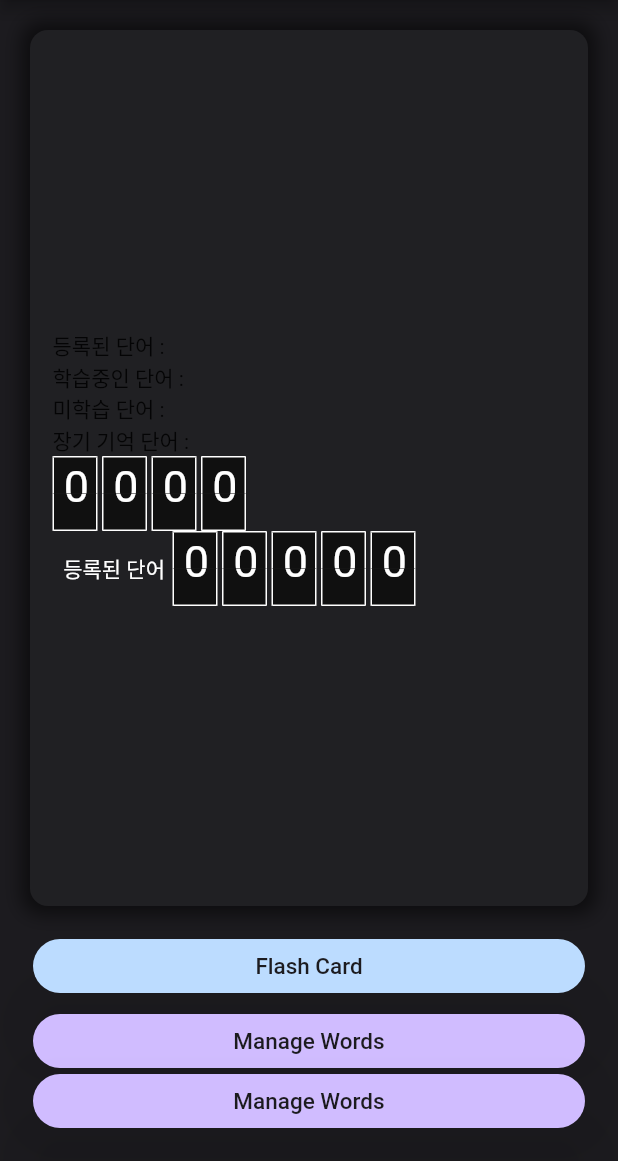
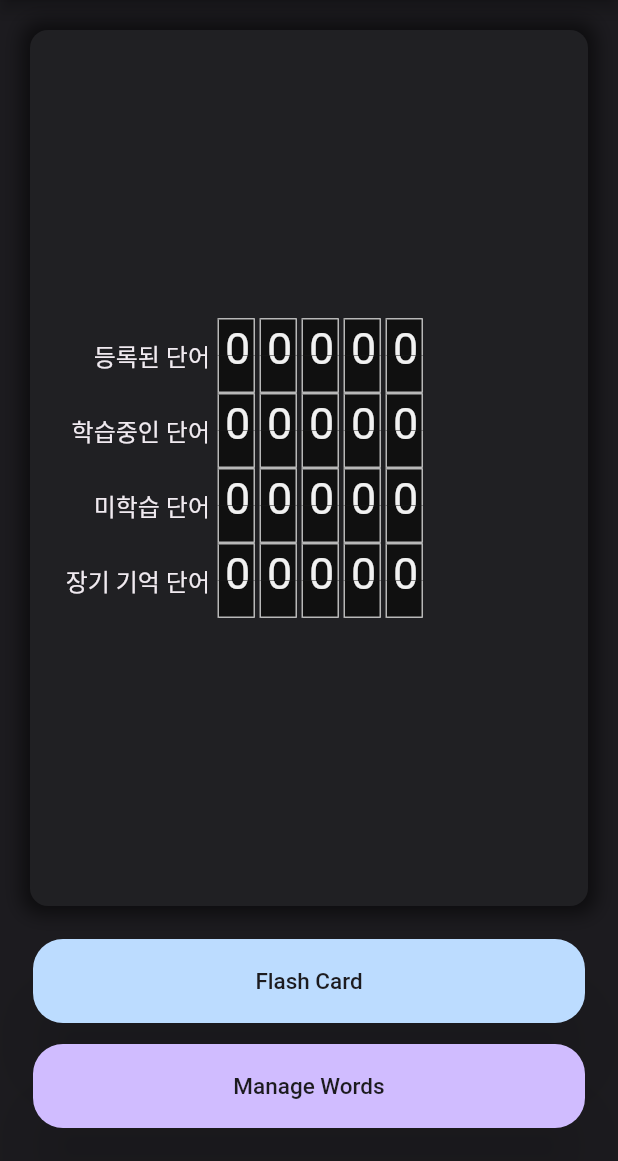
Before and after one commit to Xeno-Song/WordBook, a Flutter app: the screen it shows after launch, on a phone screen of 412 x 824 dp, the part 75-1236 px from its top. Run offline on Flutter 3.47's test engine with Material 2 defaults, Android fonts, the phone set to English and light mode, and no system bars; our stand-ins replace flutter_card_swiper, flutter_spinkit, fluttertoast, sqflite_common, sqflite_common_ffi; missing offline and left inert: flutter_flip_card, window_manager; accounts and stored records are empty.

Commit message:
[MOD] Modify main page

```diff
--- a/lib/View/Main.dart
+++ b/lib/View/Main.dart
@@ -8,6 +8,7 @@ import 'package:word_book/model/WordTestModel.dart';
 import 'package:word_book/services/database_service.dart';
 
 import '../model/WordModel.dart';
+import '../services/flashcard_service.dart';
 import '../services/word_service.dart';
 import 'card_manage.dart';
 import 'components/common/appbar.dart';
@@ -25,22 +26,24 @@ class MainView extends StatefulWidget {
 }
 
 class _MainViewPageState extends State<MainView> {
-  HorizontalFlipNumberController controller = HorizontalFlipNumberController(123);
+  HorizontalFlipNumberController registerWordsIndicatorController = HorizontalFlipNumberController(123);
+  HorizontalFlipNumberController learningWordsIndicatorController = HorizontalFlipNumberController(123);
+  HorizontalFlipNumberController unlearnedWordsIndicatorController = HorizontalFlipNumberController(123);
+  HorizontalFlipNumberController longDurationWordsIndicatorController = HorizontalFlipNumberController(123);
+
+  final WordService _service = WordService();
+
+  @override
+  void initState() {
+    super.initState();
+    // registerWordsIndicatorController.value =
+    _service.getAllCount().then((value) {
+      registerWordsIndicatorController.value = value;
+    });
+  }
 
   @override
   Widget build(BuildContext context) {
-    // WordModel model = WordModel(
-    //   0,
-    //   "this.word",
-    //   "this.meaning",
-    //   "this.pronunciation",
-    //   List<WordTestModel>.filled(3, WordTestModel(0, "OK", DateTime.now())),
-    //   DateTime.now(),
-    //   DateTime.now(),
-    //   DateTime.now(),
-    // );
-    // print(model.toMap());
-
     return Scaffold(
       drawer: const ApplicationDrawer(),
       appBar: CommonAppBar.build(),
@@ -99,34 +102,54 @@ class _MainViewPageState extends State<MainView> {
                           width: double.infinity,
                           height: double.infinity,
                           padding: const EdgeInsets.fromLTRB(15, 0, 15, 0),
-                          alignment: Alignment.centerLeft,
+                          alignment: Alignment.center,
                           child: Column(
-                            crossAxisAlignment: CrossAxisAlignment.stretch,
+                            crossAxisAlignment: CrossAxisAlignment.center,
                             mainAxisAlignment: MainAxisAlignment.center,
                             children: [
-                              const Text("등록된 단어 : "),
-                              const Text("학습중인 단어 : "),
-                              const Text("미학습 단어 : "),
-                              const Text("장기 기억 단어 : "),
+                              // const Text("등록된 단어 : "),
+                              // const Text("학습중인 단어 : "),
+                              // const Text("미학습 단어 : "),
+                              // const Text("장기 기억 단어 : "),
                               // const FlipNumber(
                               //   height: 50,
                               //   width: 30,
                               //   controller: ,
                               // ),
-                              HorizontalFlipNumber(
-                                digits: 4,
-                                height: 50,
-                                width: 30,
-                                gapBetweenDigits: 3,
-                                controller: controller,
+                              LabeledNumberIndicator(
+                                labelWidth: 110,
+                                label: "등록된 단어",
+                                controller: registerWordsIndicatorController,
+                                labelStyle: const TextStyle(
+                                  fontSize: 16,
+                                  color: CommonColors.primaryForegroundColor,
+                                ),
                               ),
                               LabeledNumberIndicator(
-                                labelWidth: 80,
-                                label: "등록된 단어",
-                                controller: controller,
+                                labelWidth: 110,
+                                label: "학습중인 단어",
+                                controller: learningWordsIndicatorController,
                                 labelStyle: const TextStyle(
-                                  fontSize: 14,
-                                  color: Colors.white,
+                                  fontSize: 16,
+                                  color: CommonColors.primaryForegroundColor,
+                                ),
+                              ),
+                              LabeledNumberIndicator(
+                                labelWidth: 110,
+                                label: "미학습 단어",
+                                controller: unlearnedWordsIndicatorController,
+                                labelStyle: const TextStyle(
+                                  fontSize: 16,
+                                  color: CommonColors.primaryForegroundColor,
+                                ),
+                              ),
+                              LabeledNumberIndicator(
+                                labelWidth: 110,
+                                label: "장기 기억 단어",
+                                controller: longDurationWordsIndicatorController,
+                                labelStyle: const TextStyle(
+                                  fontSize: 16,
+                                  color: CommonColors.primaryForegroundColor,
                                 ),
                               ),
                             ],
@@ -204,47 +227,6 @@ class _MainViewPageState extends State<MainView> {
                                 // ),
                                 onPressed: () {
                                   Navigator.of(context).push(MaterialPageRoute(builder: (_) => CardManageView()));
-                                },
-                                child: const Text(
-                                  "Manage Words",
-                                  style: TextStyle(
-                                    fontSize: 15,
-                                    color: CommonColors.primaryBackgroundColor,
-                                  ),
-                                ),
-                              ),
-                            ),
-                          ),
-                          Expanded(
-                            child: Container(
-                              decoration: BoxDecoration(
-                                border: Border.all(
-                                  color: const Color.fromARGB(0x00, 0x00, 0xFF, 0x00),
-                                  width: 2,
-                                ),
-                              ),
-                              child: TextButton(
-                                style: FilledButton.styleFrom(
-                                  shape: RoundedRectangleBorder(
-                                    borderRadius: BorderRadius.circular(20),
-                                  ),
-                                  backgroundColor: const Color.fromARGB(0xFF, 0xD0, 0xBC, 0xFF),
-                                  shadowColor: Colors.black45.withOpacity(0.55),
-                                  elevation: 20,
-                                ),
-                                // style: ButtonStyle(
-                                //   shape: MaterialStateProperty.all<RoundedRectangleBorder>(
-                                //     RoundedRectangleBorder(
-                                //       borderRadius: BorderRadius.circular(20),
-                                //     ),
-                                //   ),
-                                //   backgroundColor: MaterialStateProperty.all<Color>(
-                                //     const Color.fromARGB(0xFF, 0xD0, 0xBC, 0xFF),
-                                //   ),
-                                // ),
-                                onPressed: () {
-                                  controller.value = controller.value + 123;
-                                  // print(controller.value);
                                 },
                                 child: const Text(
                                   "Manage Words",
@@ -351,7 +333,7 @@ class _LabelNumberIndicatorState extends State<LabeledNumberIndicator> {
         HorizontalFlipNumber(
           digits: 5,
           height: 50,
-          width: 30,
+          width: 25,
           gapBetweenDigits: 3,
           controller: widget.controller,
         ),
--- a/lib/View/components/flip_number.dart
+++ b/lib/View/components/flip_number.dart
@@ -63,8 +63,8 @@ class _HorizontalFlipNumberState extends State<HorizontalFlipNumber> {
             child: FlipNumber(
               // value: (value / pow(10, widget.digits - index - 1)).floor() % 10,
               controller: _numberController[index],
-              height: 50,
-              width: 30,
+              height: widget.height,
+              width: widget.width,
             ),
           );
         },
@@ -198,6 +198,7 @@ class _FlipNumberState extends State<FlipNumber> with TickerProviderStateMixin {
                 value: _newNumber,
                 width: widget.width,
                 height: widget.height / 2,
+                outlineColor: Colors.white70,
               ),
               Padding(
                 // upper old
@@ -213,6 +214,7 @@ class _FlipNumberState extends State<FlipNumber> with TickerProviderStateMixin {
                       value: _oldNumber,
                       width: widget.width,
                       height: widget.height / 2,
+                      outlineColor: Colors.white70,
                     ),
                   ),
                 ),
@@ -225,6 +227,7 @@ class _FlipNumberState extends State<FlipNumber> with TickerProviderStateMixin {
                   width: widget.width,
                   height: widget.height / 2,
                   isUpper: false,
+                  outlineColor: Colors.white70,
                 ),
               ),
               Padding(
@@ -240,6 +243,7 @@ class _FlipNumberState extends State<FlipNumber> with TickerProviderStateMixin {
                     width: widget.width,
                     height: widget.height / 2,
                     isUpper: false,
+                    outlineColor: Colors.white70,
                   ),
                 ),
               ),
@@ -314,7 +318,7 @@ class _FlipNumberIndex extends StatelessWidget {
                   value.toString(),
                   style: TextStyle(
                     fontSize: height * _textSizeRatio,
-                    color: Colors.white,
+                    color: const Color.fromARGB(0xF0, 0xFF, 0xFF, 0xFF),
                   ),
                 ),
               ),
```
